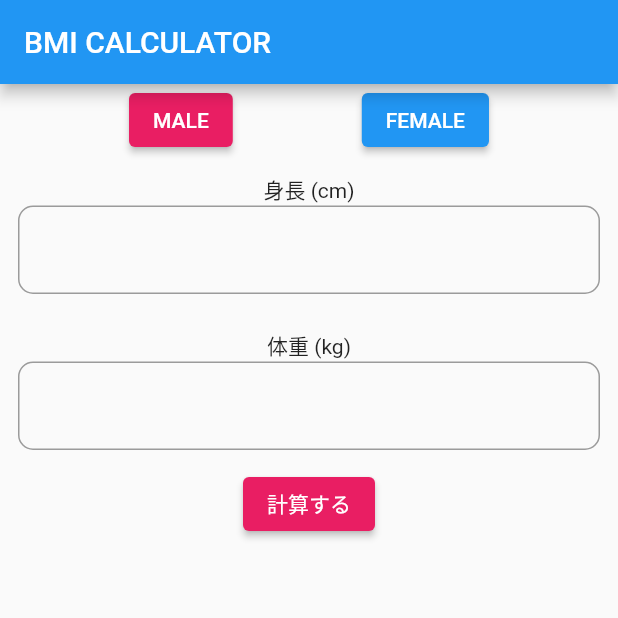
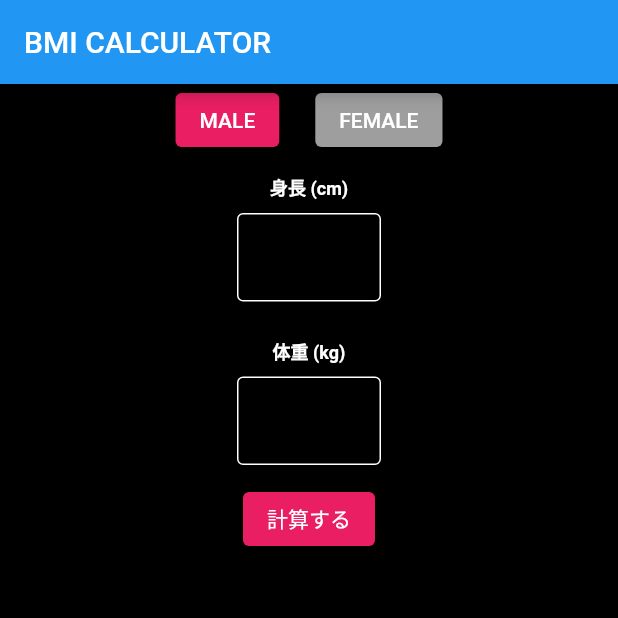
Before and after one commit to ito-a/flutter_practice, a Flutter app: the screen it shows after launch, on a phone screen of 412 x 824 dp, the top half of it. Run offline on Flutter 3.47's test engine with Material 2 defaults, Android fonts, the phone set to English and light mode, and no system bars; our stand-ins replace flutter_riverpod, freezed_annotation.

Commit message:
UIの修正

```diff
--- a/lib/bmi/top.dart
+++ b/lib/bmi/top.dart
@@ -10,26 +10,30 @@ class Top extends ConsumerWidget {
   Widget build(BuildContext context, WidgetRef ref) {
     final gender = ref.watch(genderProvider);
     return Scaffold(
+      backgroundColor: Colors.black,
       appBar: AppBar(
         title: const Text('BMI CALCULATOR'),
       ),
       body: Column(
         children: [
           Row(
-            mainAxisAlignment: MainAxisAlignment.spaceEvenly,
+            mainAxisAlignment: MainAxisAlignment.center,
             children: [
               ElevatedButton(
                 style: OutlinedButton.styleFrom(
-                  backgroundColor: gender == Gender.male ? Colors.pink : Colors.blue,
+                  backgroundColor: gender == Gender.male ? Colors.pink : Colors.grey,
                 ),
                 onPressed: () {
                   ref.read(genderProvider.notifier).state = Gender.male;
                 },
                 child: const Text('MALE'),
               ),
+              Container(
+                width: 24,
+              ),
               ElevatedButton(
                 style: OutlinedButton.styleFrom(
-                  backgroundColor: gender == Gender.female ? Colors.pink : Colors.blue,
+                  backgroundColor: gender == Gender.female ? Colors.pink : Colors.grey,
                 ),
                 onPressed: () {
                   ref.read(genderProvider.notifier).state = Gender.female;
@@ -39,32 +43,52 @@ class Top extends ConsumerWidget {
             ],
           ),
           Container(
+            width: 120,
             padding: const EdgeInsets.all(12),
             child: Column(
               children: [
-                const Text('身長 (cm)'),
+                const Padding(
+                  padding: EdgeInsets.only(bottom: 8),
+                  child: Text(
+                    '身長 (cm)',
+                    style: TextStyle(
+                      fontSize: 12,
+                      color: Colors.white,
+                      fontWeight: FontWeight.bold,
+                    ),
+                  ),
+                ),
                 TextField(
                   onChanged: (value) => {ref.read(heightProvider.notifier).state = value},
-                  decoration: InputDecoration(
-                    border: OutlineInputBorder(
-                      borderRadius: BorderRadius.circular(10),
-                    ),
+                  decoration: const InputDecoration(
+                    enabledBorder: OutlineInputBorder(borderSide: BorderSide(color: Colors.white)),
+                    focusedBorder: OutlineInputBorder(borderSide: BorderSide(color: Colors.white)),
                   ),
                 ),
               ],
             ),
           ),
           Container(
+            width: 120,
             padding: const EdgeInsets.all(12),
             child: Column(
               children: [
-                const Text('体重 (kg)'),
+                const Padding(
+                  padding: EdgeInsets.only(bottom: 8),
+                  child: Text(
+                    '体重 (kg)',
+                    style: TextStyle(
+                      fontSize: 12,
+                      color: Colors.white,
+                      fontWeight: FontWeight.bold,
+                    ),
+                  ),
+                ),
                 TextField(
                   onChanged: (value) => {ref.read(weightProvider.notifier).state = value},
-                  decoration: InputDecoration(
-                    border: OutlineInputBorder(
-                      borderRadius: BorderRadius.circular(10),
-                    ),
+                  decoration: const InputDecoration(
+                    enabledBorder: OutlineInputBorder(borderSide: BorderSide(color: Colors.white)),
+                    focusedBorder: OutlineInputBorder(borderSide: BorderSide(color: Colors.white)),
                   ),
                 ),
               ],
```
Also changed, not shown: lib/bmi/result.dart (+22 -6 lines).
